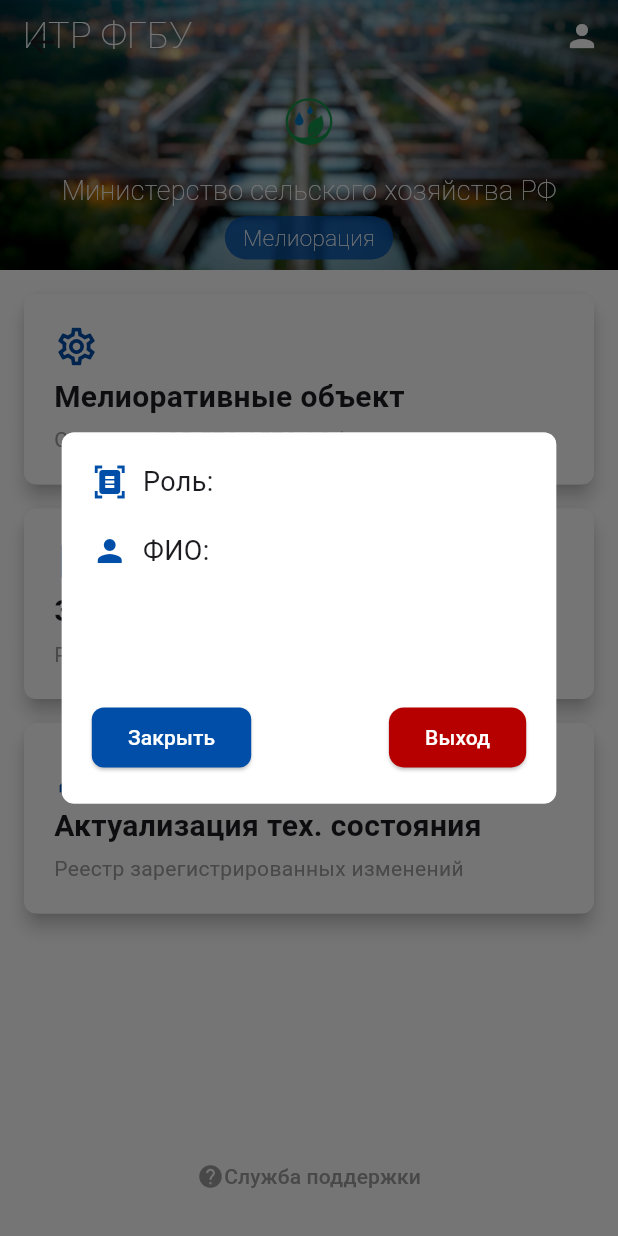
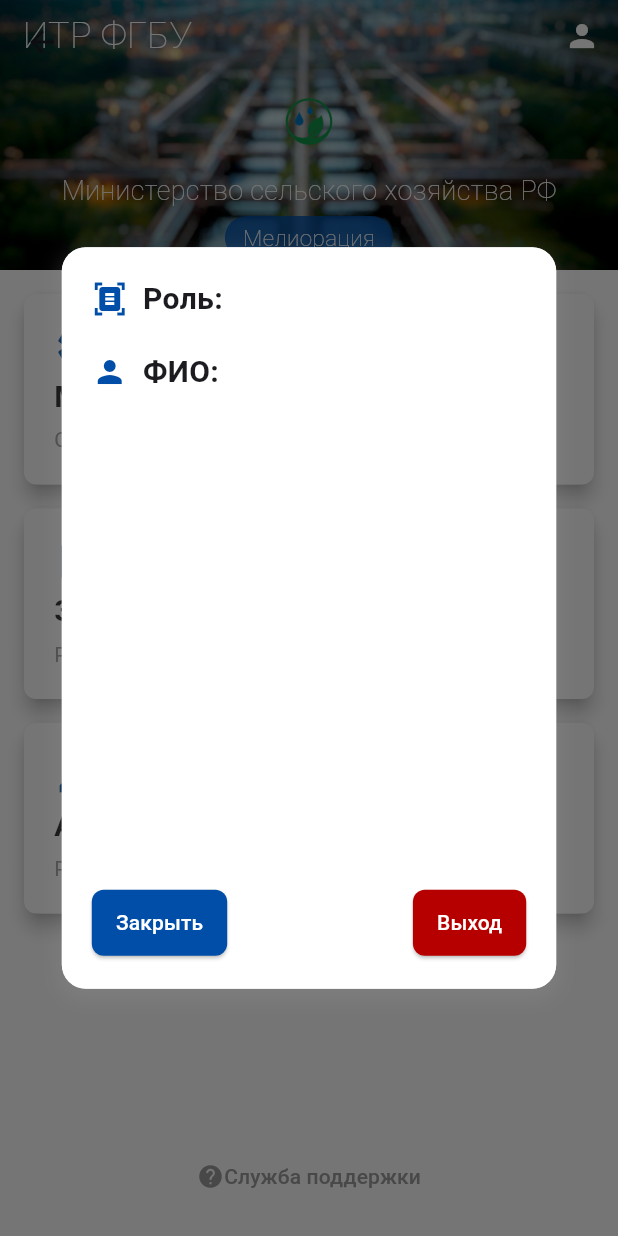
Before and after one commit to NikitaOomory/mobile_melioration, a Flutter app: the MainScreenScaffold screen opened by its route, after a tap on the "person" icon, on a phone screen of 412 x 824 dp. Run offline on Flutter 3.47's test engine with Material 3 defaults, Android fonts, the phone set to English and light mode, and no system bars; our stand-ins replace dio, file_picker, hive, hive_flutter, image_picker, shared_preferences; accounts and stored records are empty; network calls fail.

```diff
--- a/lib/UI-kit/Widgets/app_bar_main_screen.dart
+++ b/lib/UI-kit/Widgets/app_bar_main_screen.dart
@@ -134,19 +134,30 @@ class _AppBarMainScreen extends State<AppBarMainScreen> {
   }
 
   void _showRoleDialog(BuildContext context, User user) {
-    showDialog(context: context, barrierDismissible: true,
+    showDialog(
+      context: context,
+      barrierDismissible: true,
       builder: (BuildContext context) {
         return Dialog(
           shape: RoundedRectangleBorder(
-            borderRadius: BorderRadius.circular(8.0),
+            borderRadius: BorderRadius.circular(16.0), // Увеличение радиуса для округления углов
           ),
+          elevation: 5, // Тень
           child: Container(
+            height: MediaQuery.of(context).size.height * 0.6,
             width: MediaQuery.of(context).size.width * 0.8,
-            height: MediaQuery.of(context).size.height * 0.3,
             padding: const EdgeInsets.all(20.0),
             decoration: BoxDecoration(
               color: Colors.white,
-              borderRadius: BorderRadius.circular(8.0),
+              borderRadius: BorderRadius.circular(16.0), // Увеличение радиуса для округления углов
+              boxShadow: [
+                BoxShadow(
+                  color: Colors.grey.withOpacity(0.2),
+                  spreadRadius: 2,
+                  blurRadius: 10,
+                  offset: Offset(0, 5), // Смещение тени
+                ),
+              ],
             ),
             child: Column(
               crossAxisAlignment: CrossAxisAlignment.start,
@@ -158,21 +169,22 @@ class _AppBarMainScreen extends State<AppBarMainScreen> {
                     Expanded(
                       child: Text(
                         'Роль: ${user.role}',
-                        style: const TextStyle(fontSize: 18.0,),
+                        style: const TextStyle(fontSize: 20.0, fontWeight: FontWeight.bold), // Увеличение шрифта и жирный текст
                       ),
                     ),
                   ],
                 ),
-                SizedBox(height: 20),
+                const SizedBox(height: 20),
                 Row(
                   children: [
                     const Icon(Icons.person, color: Color.fromARGB(255, 0, 78, 167), size: 24.0),
-                    SizedBox(width: 10),
+                    const SizedBox(width: 10),
                     Expanded(
                       child: Text(
                         'ФИО: ${user.name}',
                         style: const TextStyle(
-                          fontSize: 18.0,
+                          fontSize: 20.0,
+                          fontWeight: FontWeight.bold, // Увеличение шрифта и жирный текст
                         ),
                       ),
                     ),
@@ -191,8 +203,9 @@ class _AppBarMainScreen extends State<AppBarMainScreen> {
                         shape: RoundedRectangleBorder(
                           borderRadius: BorderRadius.circular(8), // Закругленные углы
                         ),
+                        padding: const EdgeInsets.symmetric(horizontal: 16, vertical: 12), // Изменение размера кнопки
                       ),
-                      child: const Text('Закрыть', style: TextStyle(color: Colors.white),),
+                      child: const Text('Закрыть', style: TextStyle(color: Colors.white)),
                     ),
                     ElevatedButton(
                       onPressed: () {
@@ -201,10 +214,11 @@ class _AppBarMainScreen extends State<AppBarMainScreen> {
                       style: ElevatedButton.styleFrom(
                         backgroundColor: Color.fromARGB(255, 182, 0, 0),
                         shape: RoundedRectangleBorder(
-                          borderRadius: BorderRadius.circular(10), // Закругленные углы
+                          borderRadius: BorderRadius.circular(8), // Закругленные углы
                         ),
+                        padding: const EdgeInsets.symmetric(horizontal: 16, vertical: 12), // Изменение размера кнопки
                       ),
-                      child: const Text('Выход', style: TextStyle(color: Colors.white),),
+                      child: const Text('Выход', style: TextStyle(color: Colors.white)),
                     ),
                   ],
                 ),
--- a/lib/Views/MainScreen/Application_registry/registry_applications_scaffold.dart
+++ b/lib/Views/MainScreen/Application_registry/registry_applications_scaffold.dart
@@ -253,7 +253,7 @@ class _RegestryApplicationState extends State<RegestryApplication> {
               var application = _filteredApplications[index];
               return JobApplicationCard(
                 status: application.status,
-                title: objectName,
+                title: application.objectName,
                 requestNumber: application.number,
                 requestDate: application.startDate,
                 author: application.owner,
@@ -313,13 +313,12 @@ class _RegestryApplicationState extends State<RegestryApplication> {
         _filteredApplications = _applications.where((app) {
           return app.owner.toLowerCase().contains(query.toLowerCase()) ||
               app.number.toLowerCase().contains(query.toLowerCase()) ||
-              app.reclamationSystem.toLowerCase().contains(
-                  query.toLowerCase()) ||
-              app.hydraulicStructure.toLowerCase().contains(
-                  query.toLowerCase()) ||
+              app.reclamationSystem.toLowerCase().contains(query.toLowerCase()) ||
+              app.hydraulicStructure.toLowerCase().contains(query.toLowerCase()) ||
               app.startDate.toLowerCase().contains(query.toLowerCase()) ||
               app.endJobDate.toLowerCase().contains(query.toLowerCase()) ||
               app.description.toLowerCase().contains(query.toLowerCase()) ||
+              app.objectName.toLowerCase().contains(query.toLowerCase()) ||
               app.status.toLowerCase().contains(query.toLowerCase());
         }).toList();
       }
```
Also changed, not shown: 17 other files.
